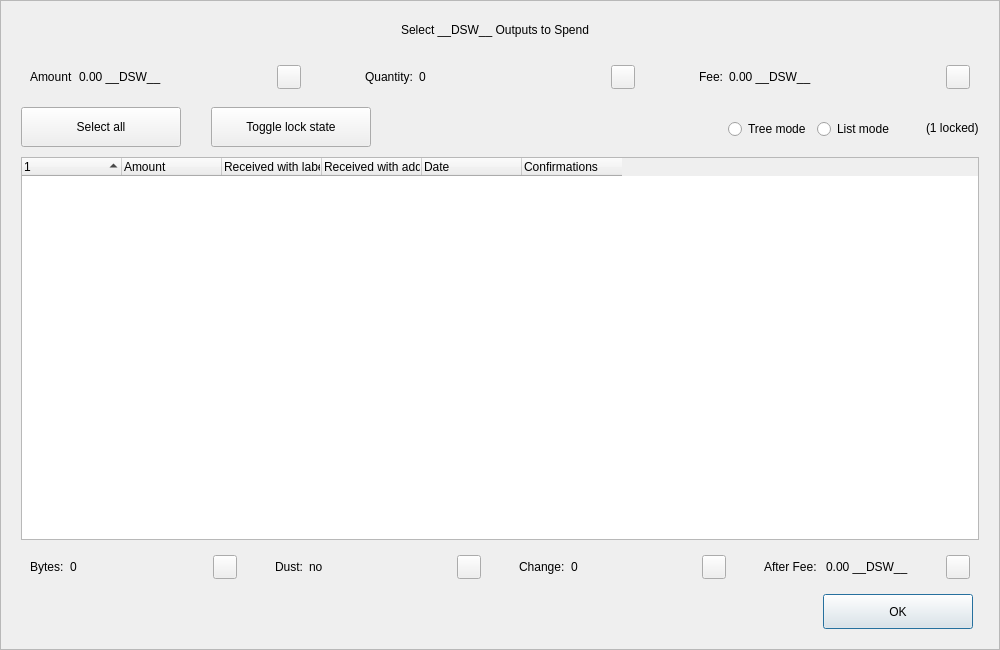
decenomy/DSW, file src/qt/forms/coincontroldialog.ui: the form before one commit.
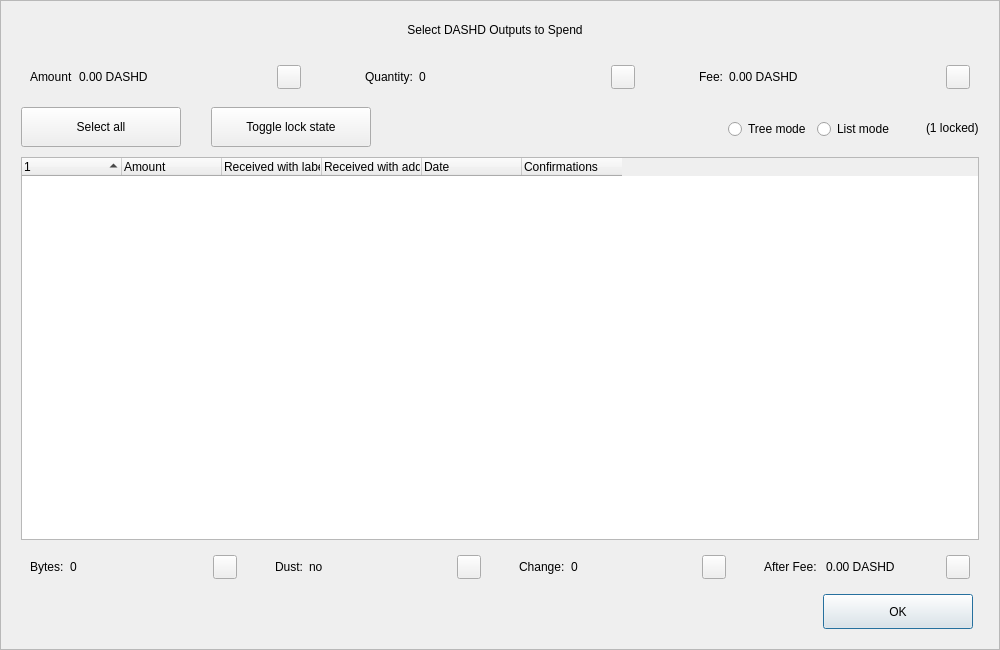
The form after the commit. Custom widgets are drawn as their Qt base class.

What changed in the file:
```diff
--- a/src/qt/forms/coincontroldialog.ui
+++ b/src/qt/forms/coincontroldialog.ui
@@ -98,7 +98,7 @@
            </size>
           </property>
           <property name="text">
-           <string>Select __DSW__ Outputs to Spend</string>
+           <string>Select DASHD Outputs to Spend</string>
           </property>
           <property name="alignment">
            <set>Qt::AlignCenter</set>
@@ -144,7 +144,7 @@
            <item>
             <widget class="QLabel" name="labelCoinControlAmount">
              <property name="text">
-              <string>0.00 __DSW__</string>
+              <string>0.00 DASHD</string>
              </property>
             </widget>
            </item>
@@ -268,7 +268,7 @@
            <item>
             <widget class="QLabel" name="labelCoinControlFee">
              <property name="text">
-              <string>0.00 __DSW__</string>
+              <string>0.00 DASHD</string>
              </property>
             </widget>
            </item>
@@ -729,7 +729,7 @@
            <item>
             <widget class="QLabel" name="labelCoinControlAfterFee">
              <property name="text">
-              <string>0.00 __DSW__</string>
+              <string>0.00 DASHD</string>
              </property>
             </widget>
            </item>
```
